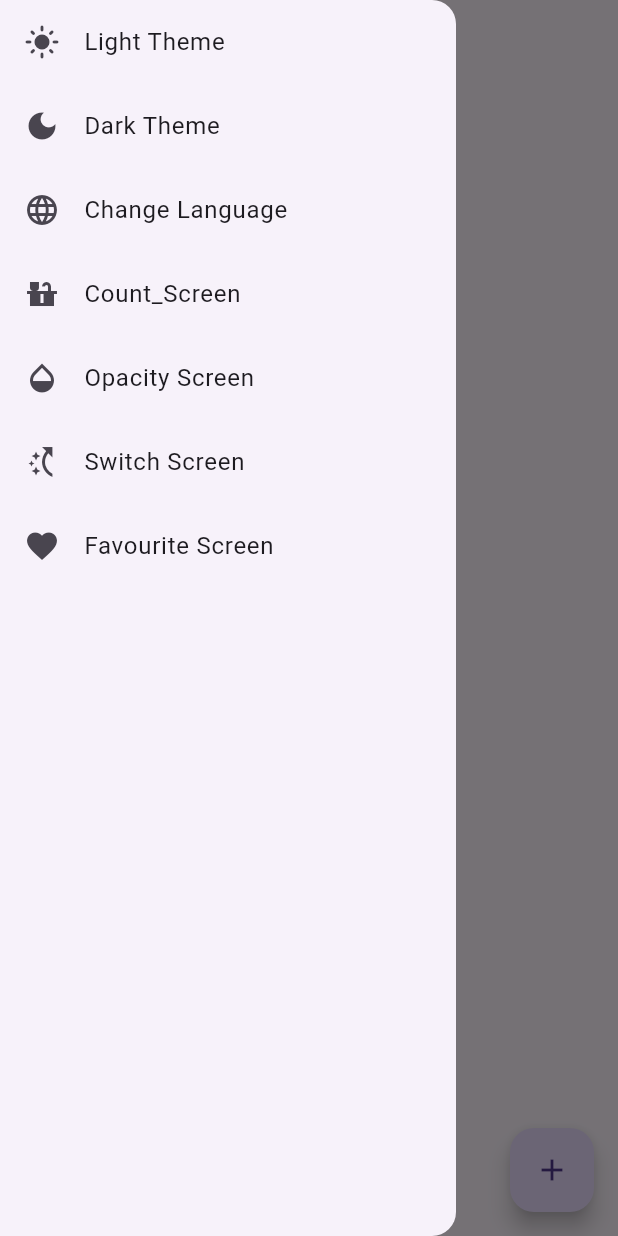
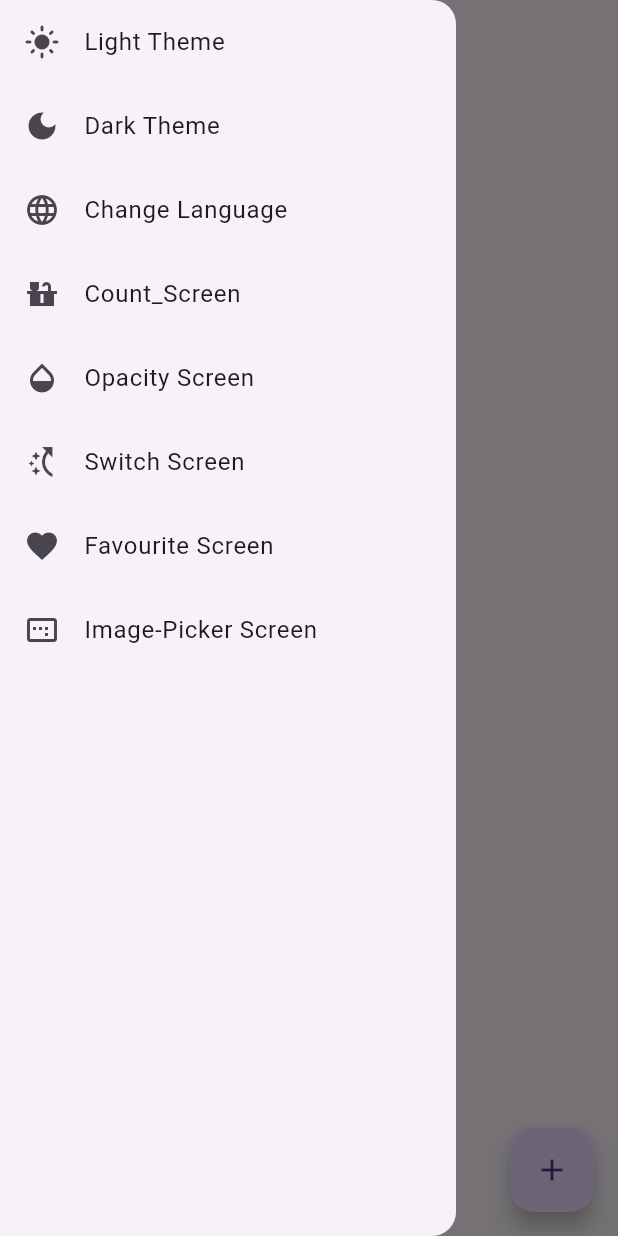
Before and after one commit to Nurujjaman329/ecommerce_demo-getx-, a Flutter app: the screen it shows after launch, with the side drawer open, on a phone screen of 412 x 824 dp. Run offline on Flutter 3.47's test engine with Material 3 defaults, Android fonts, the phone set to English and light mode, and no system bars; our stand-ins replace get, image_picker.

Commit message:
image_picker with getx

```diff
--- a/ecommerce_demo_getx/lib/main.dart
+++ b/ecommerce_demo_getx/lib/main.dart
@@ -5,6 +5,7 @@ import 'package:get/get.dart';
 import 'tech_brothers/counter_test/counter_screen.dart';
 import 'tech_brothers/favourite_app/favourite_test.dart';
 import 'tech_brothers/home_screen_test.dart';
+import 'tech_brothers/image_test/image_test_getx.dart';
 import 'tech_brothers/language_test/language_screen.dart';
 import 'tech_brothers/language_test/language_test.dart';
 import 'tech_brothers/screens/first_screen.dart';
@@ -61,6 +62,10 @@ class MyApp extends StatelessWidget {
           name: '/favScreen',
           page: () => const FavouriteTestScreen(),
         ),
+        GetPage(
+          name: '/imagepickerScreen',
+          page: () => const ImagePickerTest(),
+        ),
       ],
     );
   }
--- a/ecommerce_demo_getx/lib/tech_brothers/favourite_app/favourite_test.dart
+++ b/ecommerce_demo_getx/lib/tech_brothers/favourite_app/favourite_test.dart
@@ -24,6 +24,7 @@ class _FavouriteTestScreenState extends State<FavouriteTestScreen> {
           return Obx(
             () => Card(
               child: ListTile(
+                //hoverColor: Colors.grey,
                 onTap: () {
                   if (controller.tempFruits
                       .contains(controller.fruits[index].toString())) {
--- a/ecommerce_demo_getx/lib/tech_brothers/home_screen_test.dart
+++ b/ecommerce_demo_getx/lib/tech_brothers/home_screen_test.dart
@@ -66,6 +66,13 @@ class _HomeScreenGetState extends State<HomeScreenGet> {
               title: Text('Favourite Screen'),
               onTap: () {
                 Get.toNamed('/favScreen');
+              },
+            ),
+            ListTile(
+              leading: Icon(Icons.image_aspect_ratio),
+              title: Text('Image-Picker Screen'),
+              onTap: () {
+                Get.toNamed('/imagepickerScreen');
               },
             ),
           ],
--- /dev/null
+++ b/ecommerce_demo_getx/lib/tech_brothers/image_test/image_picker_controller.dart
@@ -0,0 +1,15 @@
+import 'package:get/get.dart';
+import 'package:image_picker/image_picker.dart';
+
+class ImagePickerController extends GetxController {
+  RxString imagePath = ''.obs;
+
+  Future getImage() async {
+    final ImagePicker _picker = ImagePicker();
+    final image = await _picker.pickImage(source: ImageSource.camera);
+
+    if (image != null) {
+      imagePath.value = image.path.toString();
+    }
+  }
+}
--- a/ecommerce_demo_getx/pubspec.yaml
+++ b/ecommerce_demo_getx/pubspec.yaml
@@ -37,6 +37,7 @@ dependencies:
   cupertino_icons: ^1.0.2
 
   get: ^4.6.6
+  image_picker: ^1.0.7
 
 dev_dependencies:
   flutter_test:
```
Also changed, not shown: ecommerce_demo_getx/lib/tech_brothers/image_test/image_test_getx.dart (added, +53 -0 lines), ecommerce_demo_getx/pubspec.lock, 7 other files.
